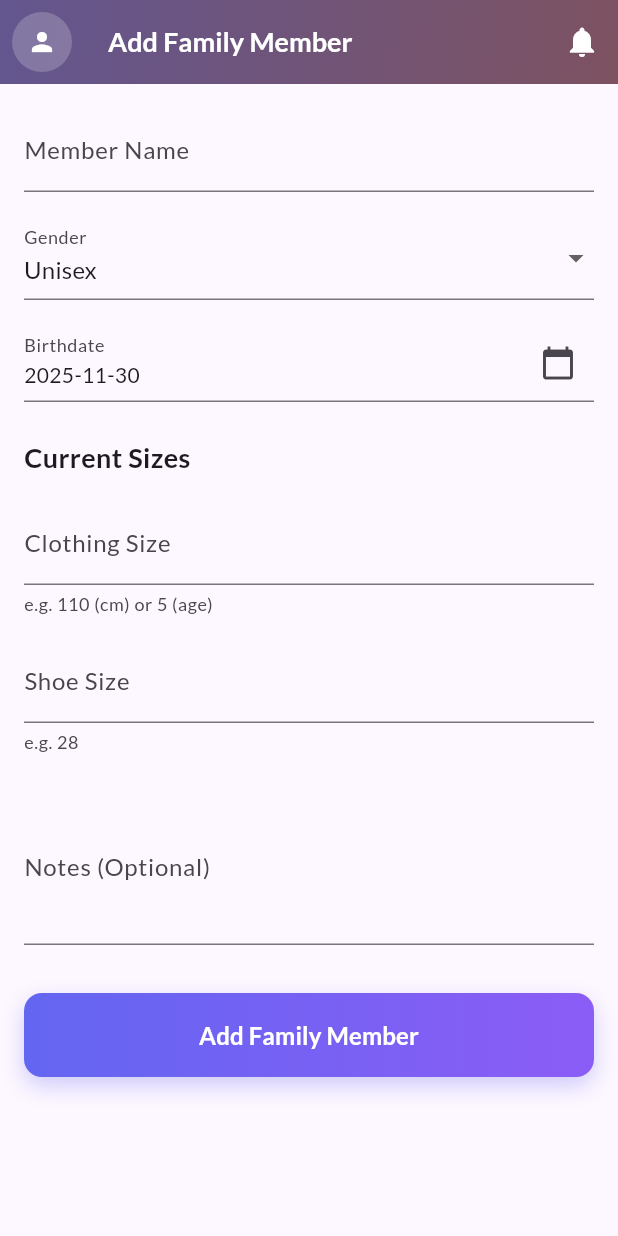
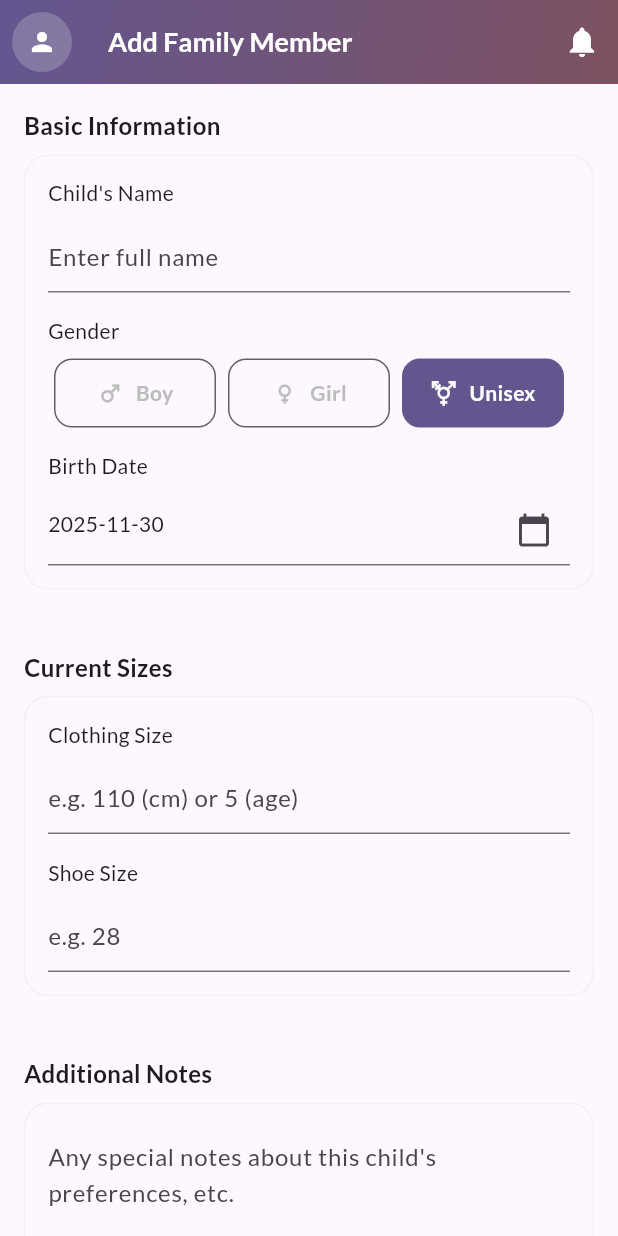
Before and after one commit to MoemenMostafa/SeasonBox, a Flutter app: the AddFamilyMemberScreen screen opened by its route, on a phone screen of 412 x 824 dp. Run offline on Flutter 3.47's test engine with Material 3 defaults, Android fonts, the phone set to English and light mode, and no system bars; our stand-ins replace cloud_firestore, drift, firebase_auth, firebase_core, go_router, google_fonts and 2 more; accounts and stored records are empty; generated files the repository leaves out were written again.

Commit message:
feat: Extend FamilyMember model with clothing and shoe sizes, and notes, and refactor add member screen UI.

```diff
--- a/lib/data/models/family_member.dart
+++ b/lib/data/models/family_member.dart
@@ -6,6 +6,9 @@ class FamilyMember {
   final String name;
   final DateTime birthdate;
   final String gender;
+  final double? clothingSize;
+  final double? shoeSize;
+  final String? notes;
   final Map<String, double> currentSizeByCategory;
   final List<Map<String, dynamic>> sizeHistory;
 
@@ -15,6 +18,9 @@ class FamilyMember {
     required this.name,
     required this.birthdate,
     required this.gender,
+    this.clothingSize,
+    this.shoeSize,
+    this.notes,
     this.currentSizeByCategory = const {},
     this.sizeHistory = const [],
   });
@@ -25,6 +31,9 @@ class FamilyMember {
       'name': name,
       'birthdate': Timestamp.fromDate(birthdate),
       'gender': gender,
+      'clothingSize': clothingSize,
+      'shoeSize': shoeSize,
+      'notes': notes,
       'currentSizeByCategory': currentSizeByCategory,
       'sizeHistory': sizeHistory,
     };
@@ -37,6 +46,9 @@ class FamilyMember {
       name: map['name'] ?? '',
       birthdate: (map['birthdate'] as Timestamp).toDate(),
       gender: map['gender'] ?? 'Unisex',
+      clothingSize: map['clothingSize']?.toDouble(),
+      shoeSize: map['shoeSize']?.toDouble(),
+      notes: map['notes'],
       currentSizeByCategory:
           Map<String, double>.from(map['currentSizeByCategory'] ?? {}),
       sizeHistory: List<Map<String, dynamic>>.from(map['sizeHistory'] ?? []),
--- a/lib/features/members/screens/add_family_member_screen.dart
+++ b/lib/features/members/screens/add_family_member_screen.dart
@@ -4,8 +4,9 @@ import 'package:provider/provider.dart';
 import '../../../data/models/family_member.dart';
 import '../../../data/repositories/family_member_repository.dart';
 import '../../../features/auth/data/auth_service.dart';
-import '../../../utils/uid_generator.dart';
+import 'package:uuid/uuid.dart';
 import '../../../widgets/season_box_app_bar.dart';
+import '../../../widgets/app_card.dart';
 
 class AddFamilyMemberScreen extends StatefulWidget {
   const AddFamilyMemberScreen({super.key});
@@ -43,12 +44,13 @@ class _AddFamilyMemberScreenState extends State<AddFamilyMemberScreen> {
     });
 
     try {
+      if (!mounted) return; // Added check
       final familyId =
           await context.read<AuthService>().getCurrentUserFamilyId();
       if (familyId == null) {
         throw Exception('User not authenticated');
       }
-      final id = UidGenerator.generate();
+      final id = const Uuid().v4(); // Changed UidGenerator to Uuid
 
       final member = FamilyMember(
         id: id,
@@ -56,13 +58,12 @@ class _AddFamilyMemberScreenState extends State<AddFamilyMemberScreen> {
         name: _nameController.text.trim(),
         birthdate: _birthdate,
         gender: _gender,
-        currentSizeByCategory: {
-          if (_clothesSize != null) 'clothes': _clothesSize!,
-          if (_shoeSize != null) 'shoes': _shoeSize!,
-        },
-        sizeHistory: [], // Initial empty history
+        clothingSize: _clothesSize, // Added
+        shoeSize: _shoeSize, // Added
+        notes: _notesController.text.trim(), // Added
       );
 
+      if (!mounted) return; // Added check
       await context.read<FamilyMemberRepository>().addFamilyMember(member);
 
       if (mounted) {
@@ -102,8 +103,10 @@ class _AddFamilyMemberScreenState extends State<AddFamilyMemberScreen> {
 
   @override
   Widget build(BuildContext context) {
+    final theme = Theme.of(context);
+
     return Scaffold(
-      backgroundColor: Theme.of(context).scaffoldBackgroundColor,
+      backgroundColor: theme.scaffoldBackgroundColor,
       appBar: const SeasonBoxAppBar(
         title: 'Add Family Member',
       ),
@@ -116,11 +119,22 @@ class _AddFamilyMemberScreenState extends State<AddFamilyMemberScreen> {
                 child: Column(
                   crossAxisAlignment: CrossAxisAlignment.start,
                   children: [
-                    // Name
+                    // Basic Information Section
+                    const Text('Basic Information',
+                        style: TextStyle(
+                            fontSize: 16, fontWeight: FontWeight.bold)),
+                    const SizedBox(height: 8),
+                    AppCard(
+                      child: Column(
+                        crossAxisAlignment: CrossAxisAlignment.start,
+                        children: [
+                          const Text('Child\'s Name',
+                              style: TextStyle(fontSize: 14)),
+                          const SizedBox(height: 8),
                           TextFormField(
                             controller: _nameController,
                             decoration: const InputDecoration(
-                        labelText: 'Member Name',
+                              hintText: 'Enter full name',
                             ),
                             validator: (value) {
                               if (value == null || value.isEmpty) {
@@ -130,33 +144,18 @@ class _AddFamilyMemberScreenState extends State<AddFamilyMemberScreen> {
                             },
                           ),
                           const SizedBox(height: 16),
-
-                    // Gender
-                    DropdownButtonFormField<String>(
-                      initialValue: _gender,
-                      decoration: const InputDecoration(
-                        labelText: 'Gender',
-                      ),
-                      items: ['Boy', 'Girl', 'Unisex']
-                          .map((label) => DropdownMenuItem(
-                                value: label,
-                                child: Text(label),
-                              ))
-                          .toList(),
-                      onChanged: (value) {
-                        setState(() {
-                          _gender = value!;
-                        });
-                      },
-                    ),
+                          const Text('Gender', style: TextStyle(fontSize: 14)),
+                          const SizedBox(height: 8),
+                          _buildGenderSelector(theme),
                           const SizedBox(height: 16),
-
-                    // Birthdate
+                          const Text('Birth Date',
+                              style: TextStyle(fontSize: 14)),
+                          const SizedBox(height: 8),
                           InkWell(
                             onTap: () => _selectDate(context),
                             child: InputDecorator(
                               decoration: const InputDecoration(
-                          labelText: 'Birthdate',
+                                hintText: 'mm/dd/yyyy',
                                 suffixIcon: Icon(Icons.calendar_today),
                               ),
                               child: Text(
@@ -164,18 +163,26 @@ class _AddFamilyMemberScreenState extends State<AddFamilyMemberScreen> {
                               ),
                             ),
                           ),
+                        ],
+                      ),
+                    ),
                     const SizedBox(height: 24),
 
+                    // Current Sizes Section
                     const Text('Current Sizes',
                         style: TextStyle(
-                            fontSize: 18, fontWeight: FontWeight.bold)),
-                    const SizedBox(height: 16),
-
-                    // Clothing Size
+                            fontSize: 16, fontWeight: FontWeight.bold)),
+                    const SizedBox(height: 8),
+                    AppCard(
+                      child: Column(
+                        crossAxisAlignment: CrossAxisAlignment.start,
+                        children: [
+                          const Text('Clothing Size',
+                              style: TextStyle(fontSize: 14)),
+                          const SizedBox(height: 8),
                           TextFormField(
                             decoration: const InputDecoration(
-                        labelText: 'Clothing Size',
-                        helperText: 'e.g. 110 (cm) or 5 (age)',
+                              hintText: 'e.g. 110 (cm) or 5 (age)',
                             ),
                             keyboardType: TextInputType.number,
                             onChanged: (value) {
@@ -183,34 +190,63 @@ class _AddFamilyMemberScreenState extends State<AddFamilyMemberScreen> {
                             },
                           ),
                           const SizedBox(height: 16),
-
-                    // Shoe Size
+                          const Text('Shoe Size',
+                              style: TextStyle(fontSize: 14)),
+                          const SizedBox(height: 8),
                           TextFormField(
                             decoration: const InputDecoration(
-                        labelText: 'Shoe Size',
-                        helperText: 'e.g. 28',
+                              hintText: 'e.g. 28',
                             ),
                             keyboardType: TextInputType.number,
                             onChanged: (value) {
                               _shoeSize = double.tryParse(value);
                             },
                           ),
+                        ],
+                      ),
+                    ),
                     const SizedBox(height: 24),
 
-                    // Notes
-                    TextFormField(
+                    // Additional Notes Section
+                    const Text('Additional Notes',
+                        style: TextStyle(
+                            fontSize: 16, fontWeight: FontWeight.bold)),
+                    const SizedBox(height: 8),
+                    AppCard(
+                      child: TextFormField(
                         controller: _notesController,
                         decoration: const InputDecoration(
-                        labelText: 'Notes (Optional)',
+                          hintText:
+                              'Any special notes about this child\'s preferences, etc.',
+                          alignLabelWithHint: true,
                         ),
-                      maxLines: 3,
+                        maxLines: 4,
+                      ),
                     ),
                     const SizedBox(height: 32),
 
-                    // Submit Button
-                    // Submit Button
-                    Container(
-                      width: double.infinity,
+                    // Action Buttons
+                    Row(
+                      children: [
+                        Expanded(
+                          child: SizedBox(
+                            height: 56,
+                            child: OutlinedButton(
+                              onPressed: () => context.pop(),
+                              style: OutlinedButton.styleFrom(
+                                side: BorderSide(color: Colors.grey.shade700),
+                                shape: RoundedRectangleBorder(
+                                  borderRadius: BorderRadius.circular(12),
+                                ),
+                              ),
+                              child: const Text('Cancel',
+                                  style: TextStyle(color: Colors.white)),
+                            ),
+                          ),
+                        ),
+                        const SizedBox(width: 16),
+                        Expanded(
+                          child: Container(
                             height: 56,
                             decoration: BoxDecoration(
                               gradient: const LinearGradient(
@@ -225,7 +261,7 @@ class _AddFamilyMemberScreenState extends State<AddFamilyMemberScreen> {
                               boxShadow: [
                                 BoxShadow(
                                   color:
-                                const Color(0xFF6366F1).withValues(alpha: 0.3),
+                                      const Color(0xFF6366F1).withOpacity(0.3),
                                   blurRadius: 12,
                                   offset: const Offset(0, 6),
                                 ),
@@ -241,7 +277,7 @@ class _AddFamilyMemberScreenState extends State<AddFamilyMemberScreen> {
                                 ),
                               ),
                               child: const Text(
-                          'Add Family Member',
+                                'Add',
                                 style: TextStyle(
                                   fontSize: 16,
                                   fontWeight: FontWeight.bold,
@@ -250,10 +286,70 @@ class _AddFamilyMemberScreenState extends State<AddFamilyMemberScreen> {
                               ),
                             ),
                           ),
+                        ),
+                      ],
+                    ),
+                    const SizedBox(height: 24),
                   ],
                 ),
               ),
             ),
     );
   }
+
+  Widget _buildGenderSelector(ThemeData theme) {
+    return Row(
+      children: ['Boy', 'Girl', 'Unisex'].map((gender) {
+        final isSelected = _gender == gender;
+        IconData icon;
+        if (gender == 'Boy') {
+          icon = Icons.male;
+        } else if (gender == 'Girl') {
+          icon = Icons.female;
+        } else {
+          icon = Icons.transgender;
         }
+
+        return Expanded(
+          child: Padding(
+            padding: const EdgeInsets.symmetric(horizontal: 4),
+            child: GestureDetector(
+              onTap: () => setState(() => _gender = gender),
+              child: Container(
+                padding: const EdgeInsets.symmetric(vertical: 12),
+                decoration: BoxDecoration(
+                  color: isSelected
+                      ? theme.colorScheme.primary
+                      : Colors.transparent,
+                  borderRadius: BorderRadius.circular(12),
+                  border: Border.all(
+                    color: isSelected
+                        ? theme.colorScheme.primary
+                        : Colors.grey.shade700,
+                  ),
+                ),
+                child: Row(
+                  mainAxisAlignment: MainAxisAlignment.center,
+                  children: [
+                    Icon(icon,
+                        size: 18,
+                        color:
+                            isSelected ? Colors.white : Colors.grey.shade400),
+                    const SizedBox(width: 8),
+                    Text(
+                      gender,
+                      style: TextStyle(
+                        color: isSelected ? Colors.white : Colors.grey.shade400,
+                        fontWeight: FontWeight.bold,
+                      ),
+                    ),
+                  ],
+                ),
+              ),
+            ),
+          ),
+        );
+      }).toList(),
+    );
+  }
+}
```
Lines whose indentation alone changed are shown as unchanged.
